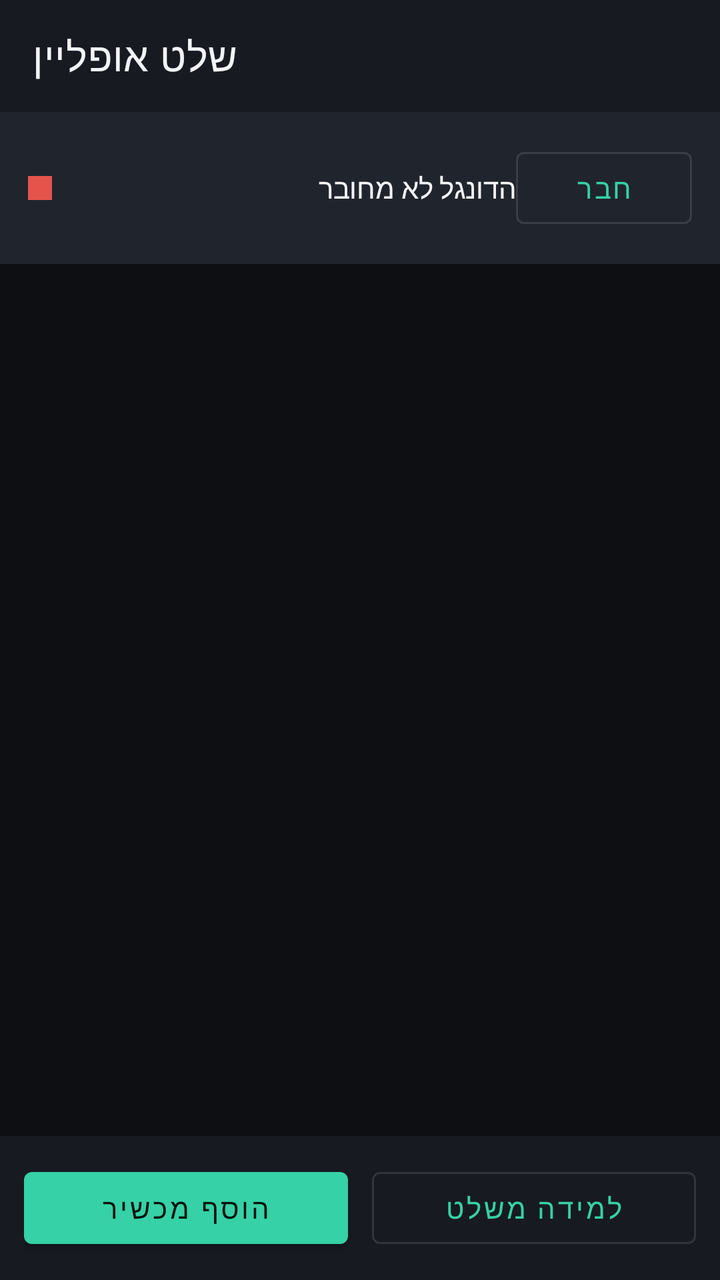
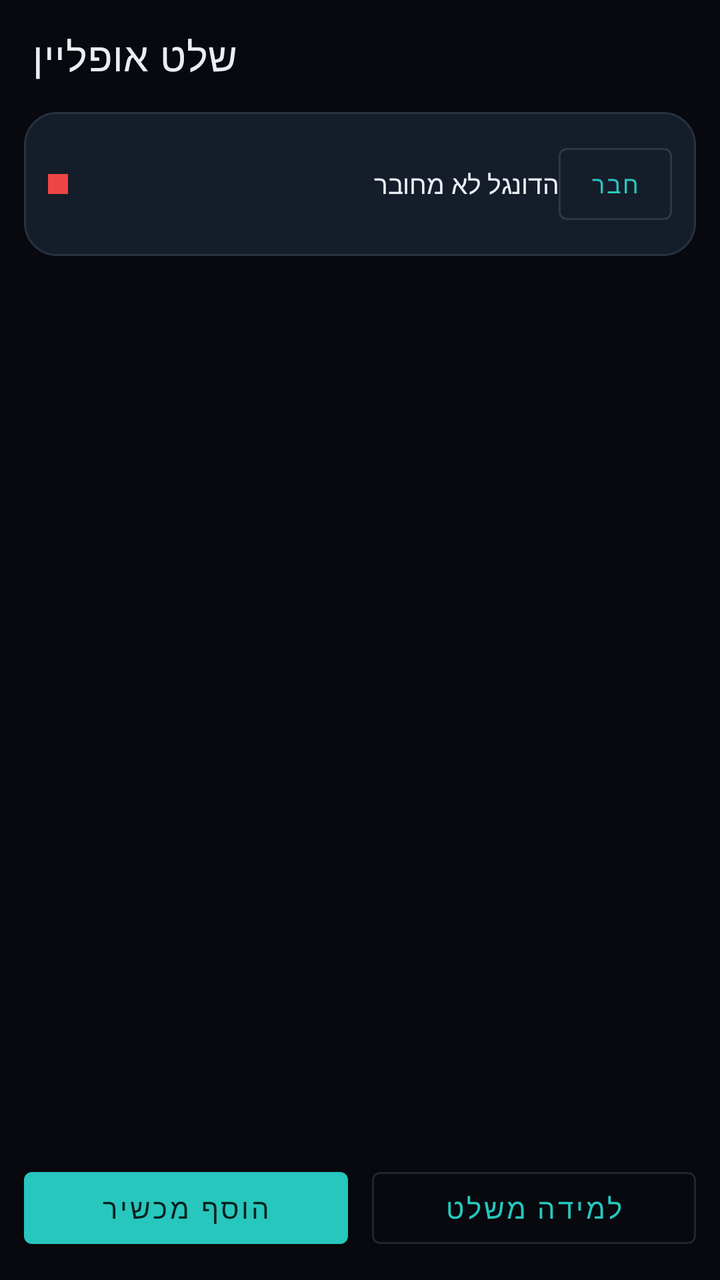

An Android layout rendered at two revisions. The XML below is the earlier revision; the diff shows what the commit changed to produce the second picture.
<!-- AndroidManifest.xml: application theme Theme.OfflineRemote -->
<!-- res/layout/activity_main.xml -->
<?xml version="1.0" encoding="utf-8"?>
<LinearLayout xmlns:android="http://schemas.android.com/apk/res/android"
    xmlns:app="http://schemas.android.com/apk/res-auto"
    android:layout_width="match_parent"
    android:layout_height="match_parent"
    android:orientation="vertical"
    android:background="@color/bg">

    <com.google.android.material.appbar.MaterialToolbar
        android:id="@+id/toolbar"
        android:layout_width="match_parent"
        android:layout_height="?attr/actionBarSize"
        android:background="@color/surface"
        app:title="@string/app_name"
        app:titleTextColor="@color/textPrimary" />

    <LinearLayout
        android:layout_width="match_parent"
        android:layout_height="wrap_content"
        android:orientation="horizontal"
        android:gravity="center_vertical"
        android:padding="14dp"
        android:background="@color/surface2">
        <View
            android:id="@+id/statusDot"
            android:layout_width="12dp"
            android:layout_height="12dp"
            android:background="@color/danger" />
        <TextView
            android:id="@+id/statusText"
            android:layout_width="0dp"
            android:layout_height="wrap_content"
            android:layout_weight="1"
            android:layout_marginStart="10dp"
            android:textColor="@color/textPrimary"
            android:text="@string/dongle_missing" />
        <Button
            android:id="@+id/btnConnect"
            style="@style/Widget.MaterialComponents.Button.OutlinedButton"
            android:layout_width="wrap_content"
            android:layout_height="wrap_content"
            android:text="@string/connect" />
    </LinearLayout>

    <FrameLayout
        android:layout_width="match_parent"
        android:layout_height="0dp"
        android:layout_weight="1">
        <androidx.recyclerview.widget.RecyclerView
            android:id="@+id/list"
            android:layout_width="match_parent"
            android:layout_height="match_parent"
            android:padding="8dp"
            android:clipToPadding="false" />
        <TextView
            android:id="@+id/empty"
            android:layout_width="match_parent"
            android:layout_height="match_parent"
            android:gravity="center"
            android:padding="32dp"
            android:textColor="@color/textSecondary"
            android:text="@string/no_remotes"
            android:visibility="gone" />
    </FrameLayout>

    <LinearLayout
        android:layout_width="match_parent"
        android:layout_height="wrap_content"
        android:orientation="horizontal"
        android:padding="12dp"
        android:background="@color/surface">
        <Button
            android:id="@+id/btnAdd"
            android:layout_width="0dp"
            android:layout_height="wrap_content"
            android:layout_weight="1"
            android:layout_marginEnd="6dp"
            android:text="@string/add_device" />
        <Button
            android:id="@+id/btnLearn"
            style="@style/Widget.MaterialComponents.Button.OutlinedButton"
            android:layout_width="0dp"
            android:layout_height="wrap_content"
            android:layout_weight="1"
            android:layout_marginStart="6dp"
            android:text="@string/learn" />
    </LinearLayout>
</LinearLayout>
<!-- resources referenced by this layout -->
<resources>
  <color name="bg">#0E0F13</color>
  <color name="danger">#E5544B</color>
  <color name="surface">#171A21</color>
  <color name="surface2">#20242D</color>
  <color name="textPrimary">#F2F4F7</color>
  <color name="textSecondary">#9AA3B2</color>
  <string name="add_device">הוסף מכשיר</string>
  <string name="app_name">שלט אופליין</string>
  <string name="connect">חבר</string>
  <string name="dongle_missing">הדונגל לא מחובר</string>
  <string name="learn">למידה משלט</string>
  <string name="no_remotes">אין עדיין שלטים. הוסף מכשיר או למד משלט פיזי.</string>
  <style name="Theme.OfflineRemote" parent="Theme.MaterialComponents.NoActionBar">
          <item name="colorPrimary">@color/primary</item>
          <item name="colorPrimaryVariant">@color/primaryDark</item>
          <item name="colorOnPrimary">@color/onPrimary</item>
          <item name="colorSecondary">@color/primary</item>
          <item name="colorOnSecondary">@color/onPrimary</item>
          <item name="android:colorBackground">@color/bg</item>
          <item name="colorSurface">@color/surface</item>
          <item name="colorOnSurface">@color/textPrimary</item>
          <item name="android:statusBarColor">@color/bg</item>
          <item name="android:windowBackground">@color/bg</item>
          <item name="android:textColorPrimary">@color/textPrimary</item>
          <item name="android:textColorSecondary">@color/textSecondary</item>
      </style>
  <color name="primary">#36D1A6</color>
  <color name="primaryDark">#1FA183</color>
  <color name="onPrimary">#07130F</color>
</resources>

<!-- the commit's change to res/layout/activity_main.xml (unified diff, before → after) -->
@@ -10,7 +10,7 @@
         android:id="@+id/toolbar"
         android:layout_width="match_parent"
         android:layout_height="?attr/actionBarSize"
-        android:background="@color/surface"
+        android:background="@color/bg"
         app:title="@string/app_name"
         app:titleTextColor="@color/textPrimary" />
 
@@ -19,12 +19,13 @@
         android:layout_height="wrap_content"
         android:orientation="horizontal"
         android:gravity="center_vertical"
-        android:padding="14dp"
-        android:background="@color/surface2">
+        android:layout_marginHorizontal="12dp"
+        android:padding="12dp"
+        android:background="@drawable/bg_card">
         <View
             android:id="@+id/statusDot"
-            android:layout_width="12dp"
-            android:layout_height="12dp"
+            android:layout_width="10dp"
+            android:layout_height="10dp"
             android:background="@color/danger" />
         <TextView
             android:id="@+id/statusText"
@@ -33,12 +34,15 @@
             android:layout_weight="1"
             android:layout_marginStart="10dp"
             android:textColor="@color/textPrimary"
+            android:textSize="13sp"
             android:text="@string/dongle_missing" />
         <Button
             android:id="@+id/btnConnect"
             style="@style/Widget.MaterialComponents.Button.OutlinedButton"
             android:layout_width="wrap_content"
             android:layout_height="wrap_content"
+            android:minWidth="0dp"
+            android:textSize="12sp"
             android:text="@string/connect" />
     </LinearLayout>
 
@@ -50,7 +54,8 @@
             android:id="@+id/list"
             android:layout_width="match_parent"
             android:layout_height="match_parent"
-            android:padding="8dp"
+            android:padding="7dp"
+            android:paddingTop="10dp"
             android:clipToPadding="false" />
         <TextView
             android:id="@+id/empty"
@@ -59,6 +64,7 @@
             android:gravity="center"
             android:padding="32dp"
             android:textColor="@color/textSecondary"
+            android:textSize="14sp"
             android:text="@string/no_remotes"
             android:visibility="gone" />
     </FrameLayout>
@@ -67,8 +73,7 @@
         android:layout_width="match_parent"
         android:layout_height="wrap_content"
         android:orientation="horizontal"
-        android:padding="12dp"
-        android:background="@color/surface">
+        android:padding="12dp">
         <Button
             android:id="@+id/btnAdd"
             android:layout_width="0dp"
<!-- resource entries referenced after the edit -->
@@ -1,11 +1,19 @@
 <!-- resources referenced by this layout -->
 <resources>
-  <color name="bg">#0E0F13</color>
-  <color name="danger">#E5544B</color>
-  <color name="surface">#171A21</color>
-  <color name="surface2">#20242D</color>
-  <color name="textPrimary">#F2F4F7</color>
-  <color name="textSecondary">#9AA3B2</color>
+  <color name="bg">#07090E</color>
+  <color name="danger">#EF4444</color>
+  <color name="surface">#0E1420</color>
+  <color name="surface2">#161D2A</color>
+  <color name="line">#28323F</color>
+  <color name="textPrimary">#E9EEF5</color>
+  <color name="textSecondary">#8A96A6</color>
+  <!-- drawable bg_card (drawable) -->
+  <?xml version="1.0" encoding="utf-8"?>
+  <shape xmlns:android="http://schemas.android.com/apk/res/android" android:shape="rectangle">
+      <solid android:color="@color/surface2" />
+      <corners android:radius="16dp" />
+      <stroke android:width="1dp" android:color="@color/line" />
+  </shape>
   <string name="add_device">הוסף מכשיר</string>
   <string name="app_name">שלט אופליין</string>
   <string name="connect">חבר</string>
@@ -26,8 +34,8 @@
           <item name="android:textColorPrimary">@color/textPrimary</item>
           <item name="android:textColorSecondary">@color/textSecondary</item>
       </style>
-  <color name="primary">#36D1A6</color>
-  <color name="primaryDark">#1FA183</color>
-  <color name="onPrimary">#07130F</color>
+  <color name="primary">#27C7BD</color>
+  <color name="primaryDark">#1FA89F</color>
+  <color name="onPrimary">#06211F</color>
 </resources>
 
